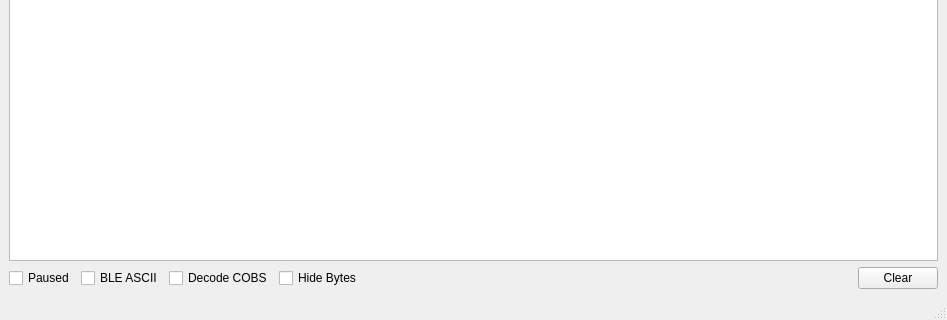
First picture: the form in Console/consoleView.ui, repository erudisill/bitstorm-gateway, before the edit; both pictures show x 0 to 947 and y 383 to 703 of the 947 by 703 pixel window.
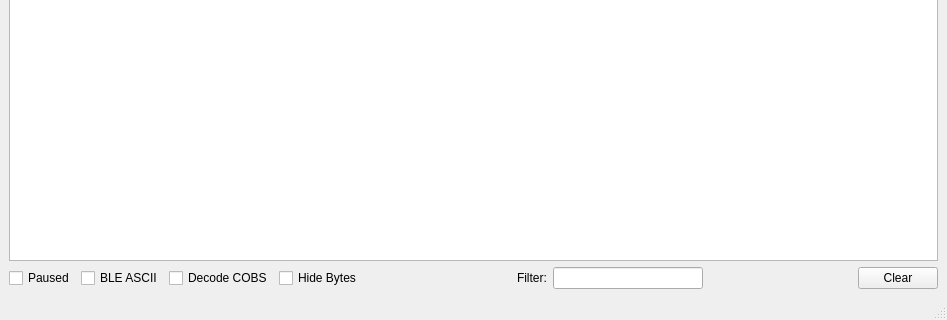
Second picture: the form after the edit.

Commit message: Added filter for BLE ASCII

```diff
--- a/Console/consoleView.ui
+++ b/Console/consoleView.ui
@@ -160,6 +160,29 @@
         </property>
        </widget>
       </item>
+      <item>
+       <spacer name="horizontalSpacer_3">
+        <property name="orientation">
+         <enum>Qt::Horizontal</enum>
+        </property>
+        <property name="sizeHint" stdset="0">
+         <size>
+          <width>40</width>
+          <height>20</height>
+         </size>
+        </property>
+       </spacer>
+      </item>
+      <item>
+       <widget class="QLabel" name="label">
+        <property name="text">
+         <string>Filter:</string>
+        </property>
+       </widget>
+      </item>
+      <item>
+       <widget class="QLineEdit" name="lineFilter"/>
+      </item>
       <item>
        <spacer name="horizontalSpacer">
         <property name="orientation">
```
The commit also changes 3 other files.
